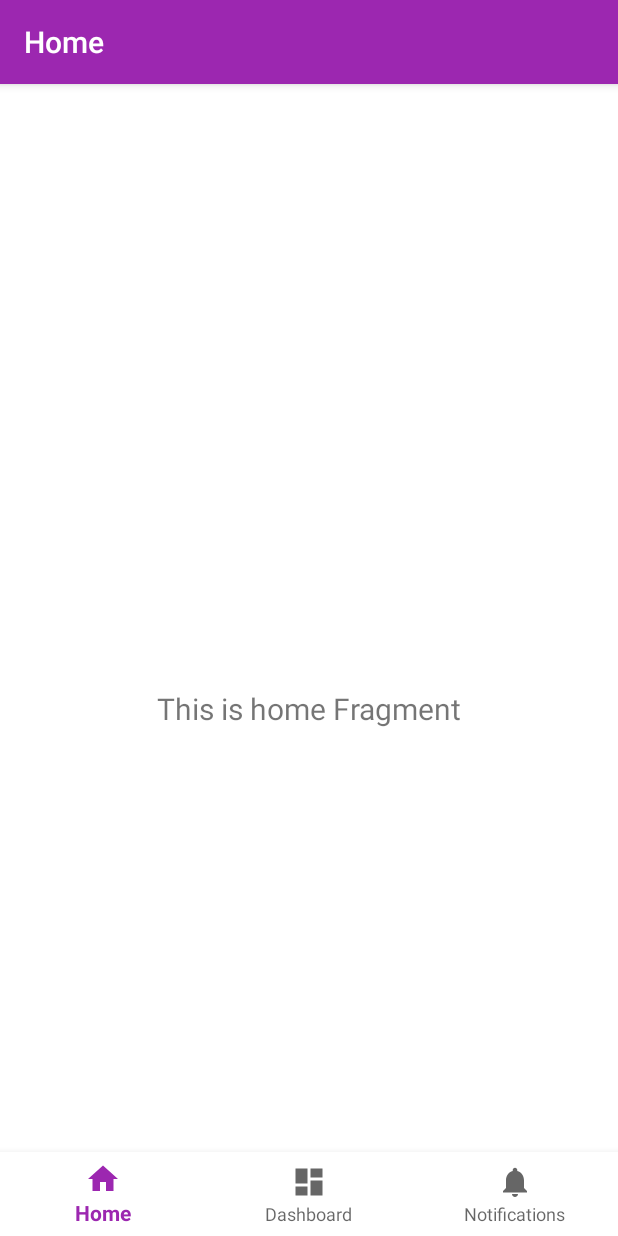
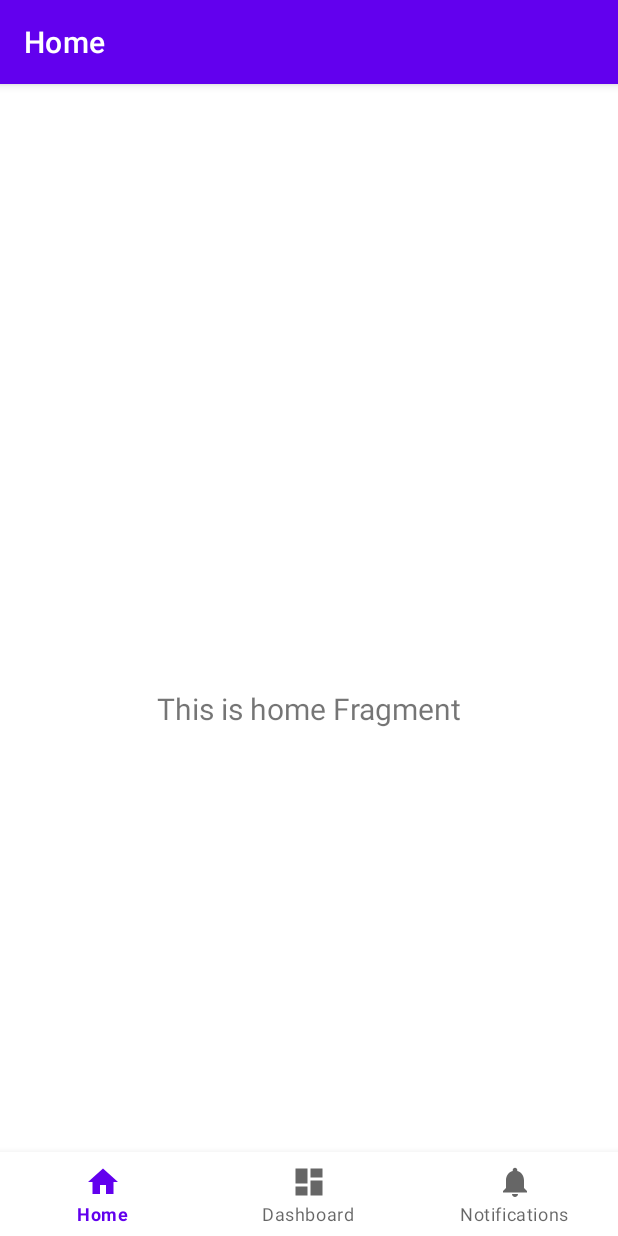
Before and after one commit to eastar-dev/_EastarStudyLogForAndroid, an Android app: the screen it shows after launch (AppMain), on a phone screen of 412 x 824 dp. Run offline under Robolectric (Android 15) with nearby library versions, the phone set to English and light mode, and no system bars; our stand-ins replace navigation-ui.

Commit message:
theme 수정

```diff
--- /dev/null
+++ b/app/src/main/res/values/colors.xml
@@ -0,0 +1,7 @@
+<?xml version="1.0" encoding="utf-8"?>
+<resources>
+    <color name="purple200">#BB86FC</color>
+    <color name="purple500">#6200EE</color>
+    <color name="purple700">#3700B3</color>
+    <color name="teal200">#03DAC5</color>
+</resources>
--- /dev/null
+++ b/base/src/main/res/values-night/themes.xml
@@ -0,0 +1,9 @@
+<resources>
+    <!-- Application theme for dark theme. -->
+    <style name="BTheme" parent="Theme.MaterialComponents.DayNight.DarkActionBar">
+        <item name="colorPrimary">@color/purple200</item>
+        <item name="colorPrimaryDark">@color/purple700</item>
+        <item name="colorAccent">@color/teal200</item>
+    </style>
+
+</resources>
--- a/base/src/main/res/values/base.xml
+++ b/base/src/main/res/values/base.xml
@@ -2,74 +2,34 @@
 <resources>
     <string name="app_name">Study Push</string>
 
+    <drawable name="white">#fff</drawable>
+    <drawable name="black">#000</drawable>
+    <drawable name="transparent">#0000</drawable>
+
     <color name="transparent">#0000</color>
     <color name="black">#000</color>
     <color name="white">#fff</color>
-    <drawable name="white">#fff</drawable>
-    <drawable name="black">#000</drawable>
-    <drawable name="transparent">#0000</drawable>
-    <color name="white_dark">#e4e5e7</color>
+
     <dimen name="title">60dp</dimen>
+    <dimen name="margin_activity">24dp</dimen>
     <dimen name="margin">16dp</dimen>
     <dimen name="space">8dp</dimen>
-    <dimen name="margin_activity">24dp</dimen>
+
     <dimen name="h1">22sp</dimen>
     <dimen name="h2">19sp</dimen>
     <dimen name="h3">17sp</dimen>
     <dimen name="h4">15sp</dimen>
     <dimen name="h5">13sp</dimen>
 
-    <color name="primary">#9C27B0</color>
-    <color name="primary_dark">#7B1FA2</color>
-    <color name="primary_light">#E1BEE7</color>
-    <color name="accent">#7C4DFF</color>
-    <color name="primary_text">#212121</color>
-    <color name="secondary_text">#757575</color>
-    <color name="icons">#FFFFFF</color>
-    <color name="divider">#BDBDBD</color>
+    <color name="purple200">#BB86FC</color>
+    <color name="purple500">#6200EE</color>
+    <color name="purple700">#3700B3</color>
+    <color name="teal200">#03DAC5</color>
 
-    <style name="BTheme" parent="@style/Theme.AppCompat.DayNight.DarkActionBar">
-        <item name="colorPrimary">@color/primary</item>
-        <item name="colorPrimaryDark">@color/primary_dark</item>
-        <item name="colorAccent">@color/accent</item>
-        <item name="android:windowBackground">@drawable/white</item>
-    </style>
-
-    <style name="BTheme.Transparent">
-        <item name="android:windowIsTranslucent">true</item>
-        <item name="android:windowBackground">@android:color/transparent</item>
-        <item name="android:backgroundDimEnabled">false</item>
-        <item name="android:windowContentOverlay">@null</item>
-        <item name="android:windowIsFloating">false</item>
-        <item name="android:windowActionBar">false</item>
-        <item name="android:windowNoTitle">true</item>
-        <item name="windowNoTitle">true</item>
-        <item name="windowActionBar">false</item>
-    </style>
-
-    <style name="BTheme.Transparent.Dialog">
-        <item name="android:windowIsTranslucent">true</item>
-        <item name="android:windowBackground">@android:color/transparent</item>
-        <item name="android:windowContentOverlay">@null</item>
-        <item name="android:windowIsFloating">true</item>
-        <item name="android:backgroundDimEnabled">false</item>
-        <item name="android:windowActionBar">false</item>
-        <item name="android:windowNoTitle">true</item>
-        <item name="windowNoTitle">true</item>
-        <item name="windowActionBar">false</item>
-    </style>
-
-    <style name="BTheme.Splash">
-        <item name="android:windowBackground">@drawable/transparent</item>
-        <item name="android:windowFullscreen">true</item>
-        <item name="android:windowContentOverlay">@null</item>
-    </style>
-
-    <style name="BTheme.Dialog">
-        <item name="android:windowIsTranslucent">true</item>
-        <item name="android:windowBackground">@android:color/transparent</item>
-        <item name="android:windowIsFloating">true</item>
-        <item name="android:backgroundDimEnabled">false</item>
-    </style>
-
+<!--    <color name="primary">#9C27B0</color>-->
+<!--    <color name="primary_dark">#7B1FA2</color>-->
+<!--    <color name="primary_light">#E1BEE7</color>-->
+<!--    <color name="accent">#7C4DFF</color>-->
+<!--    <color name="primary_text">#212121</color>-->
+<!--    <color name="secondary_text">#757575</color>-->
 </resources>
--- /dev/null
+++ b/base/src/main/res/values/themes.xml
@@ -0,0 +1,46 @@
+<resources>
+    <!-- Application theme for dark theme. -->
+    <style name="BTheme" parent="Theme.MaterialComponents.DayNight.DarkActionBar">
+        <item name="colorPrimary">@color/purple500</item>
+        <item name="colorPrimaryDark">@color/purple700</item>
+        <item name="colorAccent">@color/teal200</item>
+    </style>
+
+    <style name="BTheme.Transparent">
+        <item name="android:windowIsTranslucent">true</item>
+        <item name="android:windowBackground">@android:color/transparent</item>
+        <item name="android:backgroundDimEnabled">false</item>
+        <item name="android:windowContentOverlay">@null</item>
+        <item name="android:windowIsFloating">false</item>
+        <item name="android:windowActionBar">false</item>
+        <item name="android:windowNoTitle">true</item>
+        <item name="windowNoTitle">true</item>
+        <item name="windowActionBar">false</item>
+    </style>
+
+    <style name="BTheme.Transparent.Dialog">
+        <item name="android:windowIsTranslucent">true</item>
+        <item name="android:windowBackground">@android:color/transparent</item>
+        <item name="android:windowContentOverlay">@null</item>
+        <item name="android:windowIsFloating">true</item>
+        <item name="android:backgroundDimEnabled">false</item>
+        <item name="android:windowActionBar">false</item>
+        <item name="android:windowNoTitle">true</item>
+        <item name="windowNoTitle">true</item>
+        <item name="windowActionBar">false</item>
+    </style>
+
+    <style name="BTheme.Splash">
+        <item name="android:windowBackground">@drawable/transparent</item>
+        <item name="android:windowFullscreen">true</item>
+        <item name="android:windowContentOverlay">@null</item>
+    </style>
+
+    <style name="BTheme.Dialog">
+        <item name="android:windowIsTranslucent">true</item>
+        <item name="android:windowBackground">@android:color/transparent</item>
+        <item name="android:windowIsFloating">true</item>
+        <item name="android:backgroundDimEnabled">false</item>
+    </style>
+
+</resources>
```
Also changed, not shown: app/src/main/res/values/themes.xml (added, +10 -0 lines).
